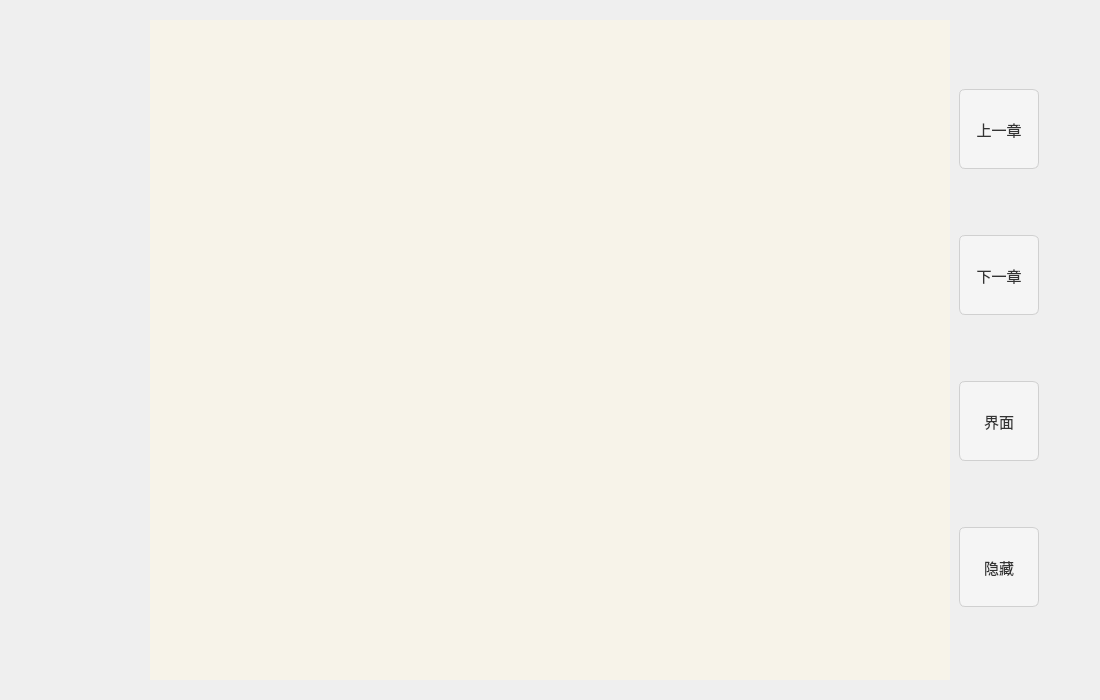
lankai7/Novel_Book, file novelwindow.ui: the form before one commit.
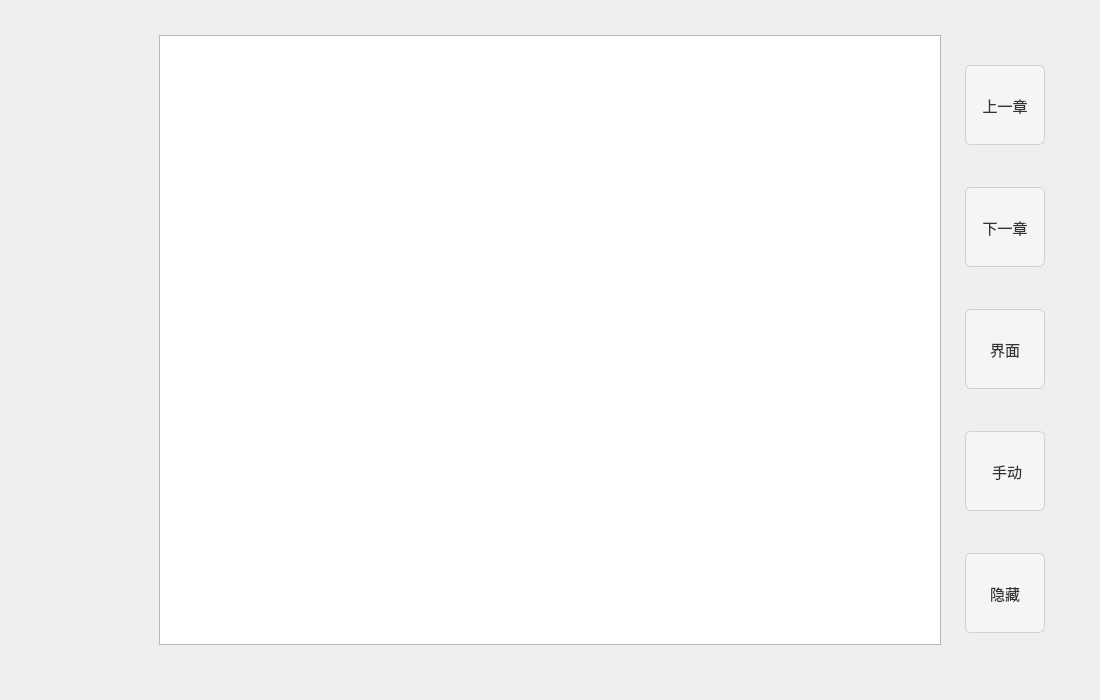
The form after the commit.

```diff
--- a/novelwindow.ui
+++ b/novelwindow.ui
@@ -19,73 +19,67 @@
    </property>
    <item>
     <widget class="QWidget" name="widget" native="true">
-     <layout class="QHBoxLayout" name="horizontalLayout_2">
-      <property name="spacing">
-       <number>0</number>
-      </property>
-      <item>
+     <layout class="QGridLayout" name="gridLayout">
+      <item row="0" column="0" rowspan="2">
        <widget class="QWidget" name="widget_left" native="true"/>
       </item>
-      <item>
-       <widget class="QTextBrowser" name="textContent">
+      <item row="1" column="1">
+       <widget class="QWidget" name="widget_mid" native="true">
         <property name="maximumSize">
          <size>
           <width>800</width>
           <height>16777215</height>
          </size>
         </property>
-        <property name="styleSheet">
-         <string notr="true">QTextBrowser {
-    /* 背景颜色：柔和米白 */
-    background-color: #f7f3e9;
-
-    /* 正文字体：常用阅读字体 */
-    font-family: &quot;Microsoft YaHei&quot;, &quot;微软雅黑&quot;, &quot;SimSun&quot;, &quot;宋体&quot;;
-
-    /* 字号大一点（阅读更舒服） */
-    font-size: 18px;
-
-    /* 字体颜色 */
-    color: #333333;
-
-    /* 控件边框去掉 */
-	border: none;          /* 去掉边框 */
-
-    outline: 0;
-
-    /* 内边距，避免文字贴边 */
-    padding: 16px;
-
-    /* 行高（行间距） */
-    line-height: 1.6;
-
-    /* 自动换行更自然 */
-    text-align: left;
-}
-
-/* 处理内部段落样式（HTML标签） */
-QTextBrowser p {
-    /* 首行缩进两字符 */
-    text-indent: 2em;
-
-    /* 段落间距 */
-    margin: 0 0 12px 0;
-}
-
-/* 超链接统一颜色（如果小说包含目录链接等） */
-QTextBrowser a {
-    color: #1A73E8;
-    text-decoration: none;
-}
-
-QTextBrowser a:hover {
-    text-decoration: underline;
-}
-</string>
-        </property>
+        <layout class="QVBoxLayout" name="verticalLayout_2">
+         <item>
+          <widget class="QTextBrowser" name="textContent">
+           <property name="maximumSize">
+            <size>
+             <width>800</width>
+             <height>16777215</height>
+            </size>
+           </property>
+           <property name="styleSheet">
+            <string notr="true"/>
+           </property>
+          </widget>
+         </item>
+         <item>
+          <layout class="QHBoxLayout" name="horizontalLayout_2">
+           <item>
+            <widget class="QLabel" name="chapter">
+             <property name="text">
+              <string/>
+             </property>
+            </widget>
+           </item>
+           <item>
+            <spacer name="horizontalSpacer">
+             <property name="orientation">
+              <enum>Qt::Horizontal</enum>
+             </property>
+             <property name="sizeHint" stdset="0">
+              <size>
+               <width>40</width>
+               <height>20</height>
+              </size>
+             </property>
+            </spacer>
+           </item>
+           <item>
+            <widget class="QLabel" name="label_progress">
+             <property name="text">
+              <string/>
+             </property>
+            </widget>
+           </item>
+          </layout>
+         </item>
+        </layout>
        </widget>
       </item>
-      <item>
+      <item row="0" column="2" rowspan="2">
        <widget class="QWidget" name="widget_right" native="true">
         <property name="styleSheet">
          <string notr="true">/* 通用按钮样式 */
@@ -159,6 +153,19 @@
            </property>
           </widget>
          </item>
+         <item>
+          <widget class="QPushButton" name="btn_AutoScroll">
+           <property name="maximumSize">
+            <size>
+             <width>80</width>
+             <height>80</height>
+            </size>
+           </property>
+           <property name="text">
+            <string> 手动</string>
+           </property>
+          </widget>
+         </item>
          <item>
           <widget class="QPushButton" name="btn_hide">
            <property name="maximumSize">
```
